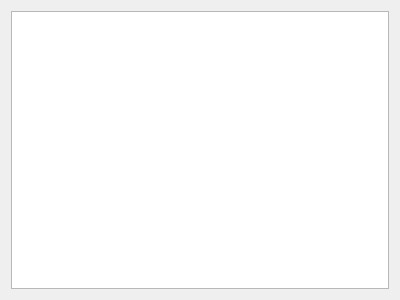
First picture: the form in res/MainWidget.ui, repository Ingener74/Mist-Tooth, before the edit.
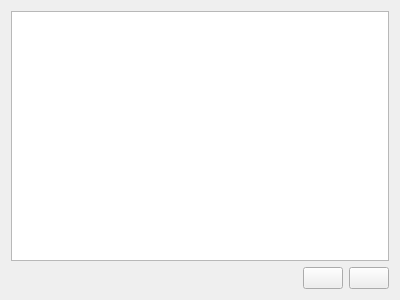
Second picture: the form after the edit. Icons and pictures are not drawn.

The edit to the form file:
```diff
--- a/res/MainWidget.ui
+++ b/res/MainWidget.ui
@@ -21,6 +21,57 @@
    <item>
     <widget class="QListWidget" name="listWidget"/>
    </item>
+   <item>
+    <layout class="QHBoxLayout" name="horizontalLayout">
+     <item>
+      <spacer name="horizontalSpacer">
+       <property name="orientation">
+        <enum>Qt::Horizontal</enum>
+       </property>
+       <property name="sizeHint" stdset="0">
+        <size>
+         <width>40</width>
+         <height>20</height>
+        </size>
+       </property>
+      </spacer>
+     </item>
+     <item>
+      <widget class="QPushButton" name="pushButtonOpenDownloadDir">
+       <property name="text">
+        <string/>
+       </property>
+       <property name="icon">
+        <iconset resource="resources.qrc">
+         <normaloff>:/main/open_dir.png</normaloff>:/main/open_dir.png</iconset>
+       </property>
+       <property name="iconSize">
+        <size>
+         <width>32</width>
+         <height>32</height>
+        </size>
+       </property>
+      </widget>
+     </item>
+     <item>
+      <widget class="QPushButton" name="pushButtonSettings">
+       <property name="text">
+        <string/>
+       </property>
+       <property name="icon">
+        <iconset resource="resources.qrc">
+         <normaloff>:/main/settings.png</normaloff>:/main/settings.png</iconset>
+       </property>
+       <property name="iconSize">
+        <size>
+         <width>32</width>
+         <height>32</height>
+        </size>
+       </property>
+      </widget>
+     </item>
+    </layout>
+   </item>
   </layout>
  </widget>
  <resources>
```
